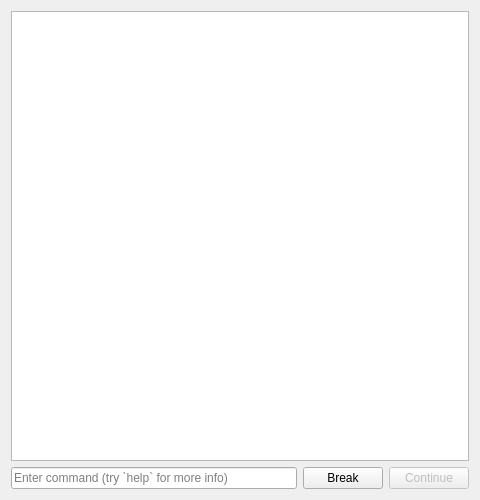
First picture: the form in src/platform/qt/DebuggerConsole.ui, repository libretro/mgba, before the edit.
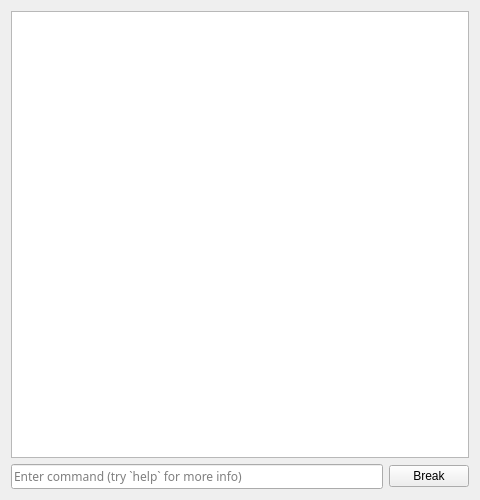
Second picture: the form after the edit. Custom widgets are drawn as their Qt base class.

Diff of the .ui file:
```diff
--- a/src/platform/qt/DebuggerConsole.ui
+++ b/src/platform/qt/DebuggerConsole.ui
@@ -14,15 +14,13 @@
    <string>Debugger</string>
   </property>
   <layout class="QGridLayout" name="gridLayout">
-   <item row="0" column="0" colspan="3">
-    <widget class="QGBA::LogWidget" name="log">
-     <property name="readOnly">
-      <bool>true</bool>
-     </property>
-    </widget>
-   </item>
    <item row="1" column="0">
-    <widget class="QGBA::HistoryLineEdit" name="prompt">
+    <widget class="QLineEdit" name="prompt">
+     <property name="font">
+      <font>
+       <family>Source Code Pro</family>
+      </font>
+     </property>
      <property name="placeholderText">
       <string>Enter command (try `help` for more info)</string>
      </property>
@@ -35,30 +33,20 @@
      </property>
     </widget>
    </item>
-   <item row="1" column="2">
-    <widget class="QPushButton" name="doContinue">
-     <property name="enabled">
-      <bool>false</bool>
+   <item row="0" column="0" colspan="2">
+    <widget class="QPlainTextEdit" name="log">
+     <property name="font">
+      <font>
+       <family>Source Code Pro</family>
+      </font>
      </property>
-     <property name="text">
-      <string>Continue</string>
+     <property name="readOnly">
+      <bool>true</bool>
      </property>
     </widget>
    </item>
   </layout>
  </widget>
- <customwidgets>
-  <customwidget>
-   <class>QGBA::LogWidget</class>
-   <extends>QPlainTextEdit</extends>
-   <header>LogWidget.h</header>
-  </customwidget>
-  <customwidget>
-   <class>QGBA::HistoryLineEdit</class>
-   <extends>QLineEdit</extends>
-   <header>HistoryLineEdit.h</header>
-  </customwidget>
- </customwidgets>
  <resources/>
  <connections/>
 </ui>
```
Left out of the diff: 4 changed lines with no effect on the pictures.
